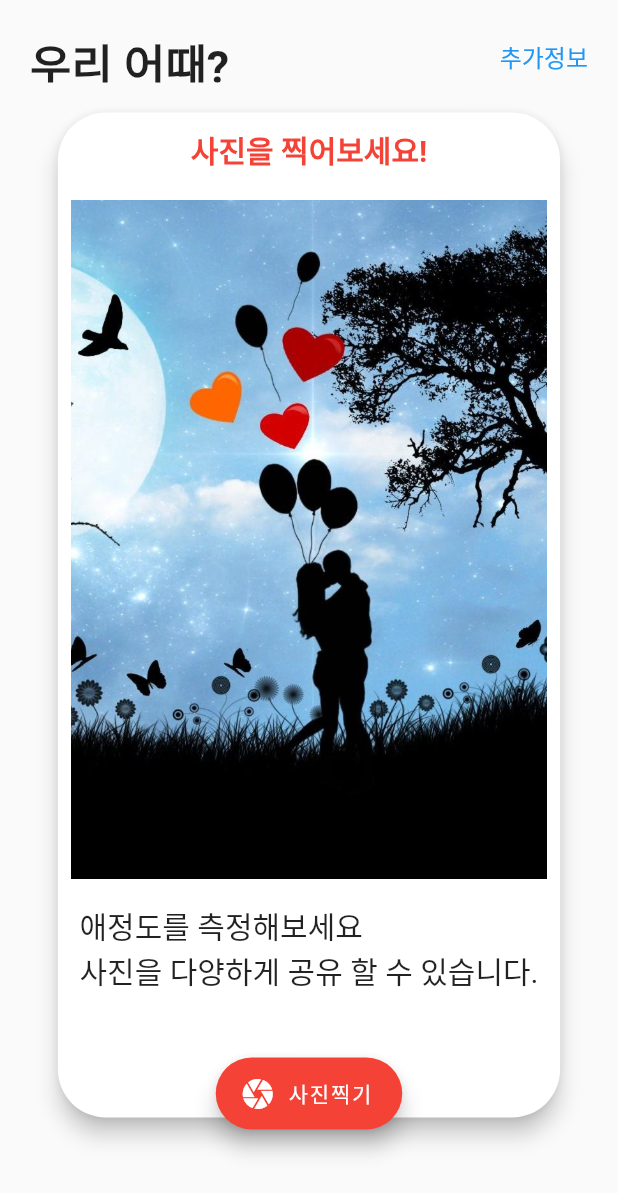
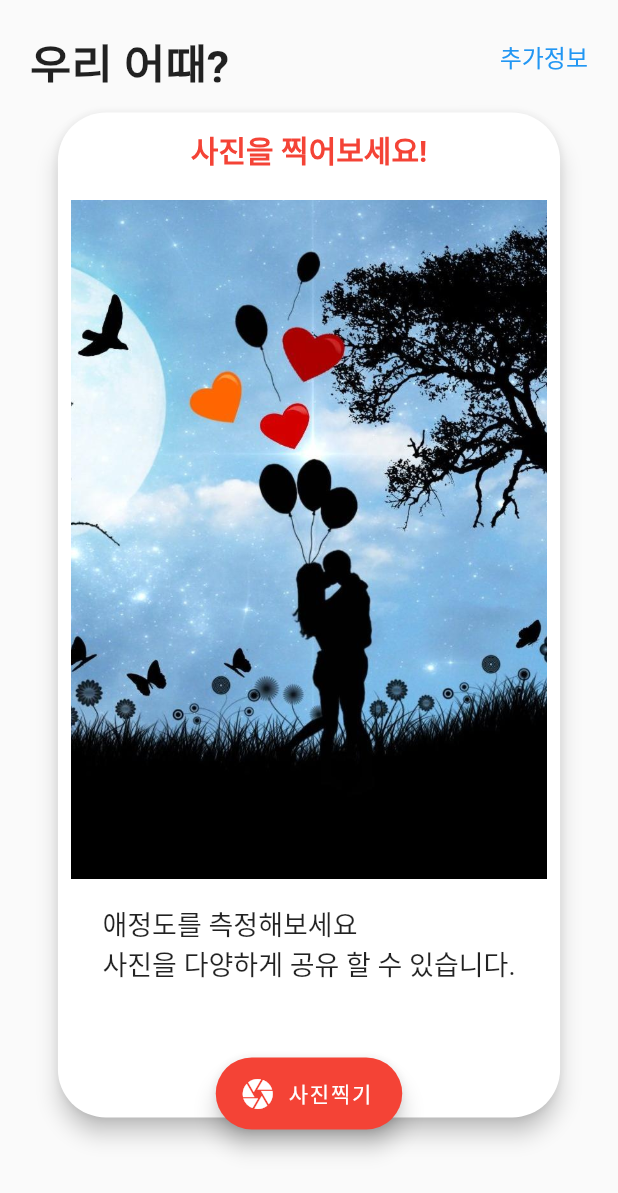
Before and after one commit to kimjinmoo/futter_face_app, a Flutter app: the screen it shows after launch, on a phone screen of 412 x 824 dp. Shown: the top 1193 px of the screen. Run offline on Flutter 3.47's test engine with Material 2 defaults, Android fonts, the phone set to English and light mode, and no system bars; our stand-ins replace cached_network_image, camera, dio, firebase_messaging, share, sqflite; missing offline and left inert: exif, firebase_admob; accounts and stored records are empty; network calls fail; statements that could not run were skipped.

Commit message:
1. 버그 수정

```diff
--- a/lib/container/main_screen.dart
+++ b/lib/container/main_screen.dart
@@ -259,7 +259,7 @@ class MainScreenState extends State<MainScreen> with RouteAware {
                     padding: const EdgeInsets.all(8),
                     child: Text(
                       "애정도를 측정해보세요\n사진을 다양하게 공유 할 수 있습니다.",
-                      style: TextStyle(fontSize: 20),
+                      style: TextStyle(fontSize: 18),
                     ),
                   ),
                 ))
--- a/lib/container/sliding_card.dart
+++ b/lib/container/sliding_card.dart
@@ -78,7 +78,7 @@ class SlidingCard extends StatelessWidget {
                       padding: const EdgeInsets.all(8),
                       child: Text(
                         comment,
-                        style: TextStyle(fontSize: 20),
+                        style: TextStyle(fontSize: 18),
                       ),
                     ),
                   ))
--- a/pubspec.yaml
+++ b/pubspec.yaml
@@ -15,7 +15,7 @@ publish_to: 'none' # Remove this line if you wish to publish to pub.dev
 # In iOS, build-name is used as CFBundleShortVersionString while build-number used as CFBundleVersion.
 # Read more about iOS versioning at
 # https://developer.apple.com/library/archive/documentation/General/Reference/InfoPlistKeyReference/Articles/CoreFoundationKeys.html
-version: 1.0.0+1
+version: 1.0.1+1
 
 environment:
   sdk: ">=2.1.0 <3.0.0"
```
